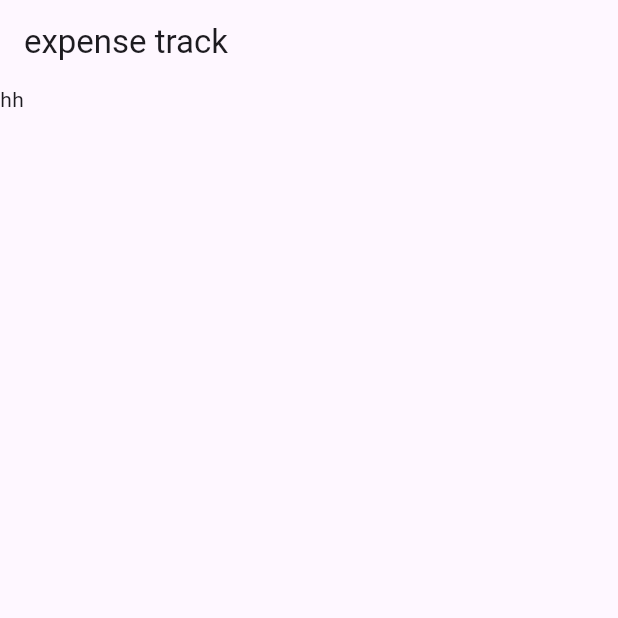
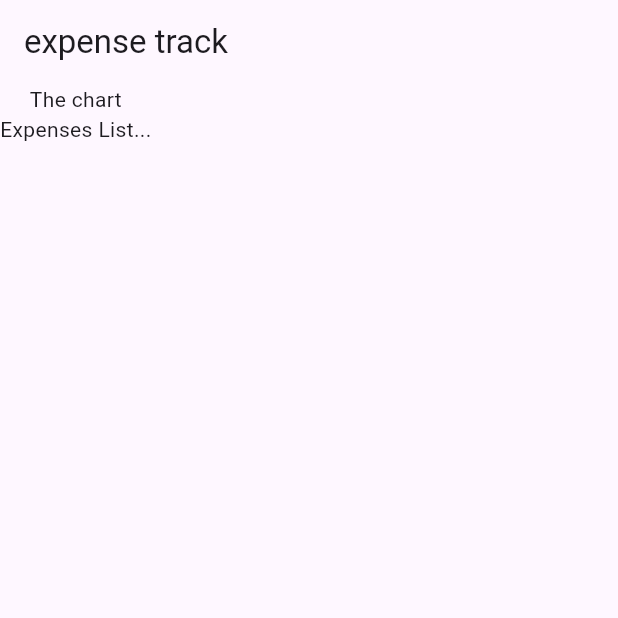
Before and after one commit to kika1s1/Dart, a Flutter app: the screen it shows after launch, on a phone screen of 412 x 824 dp, the top half of it. Run offline on Flutter 3.47's test engine with Material 3 defaults, Android fonts, the phone set to English and light mode, and no system bars; our stand-ins replace google_fonts.

Commit message:
expense tracker initial commit

```diff
--- a/expense_tracker/lib/expenses.dart
+++ b/expense_tracker/lib/expenses.dart
@@ -0,0 +1,38 @@
+import 'package:flutter/material.dart';
+import 'package:expense_tracker/models/expense.dart';
+class Expenses extends StatefulWidget{
+  const Expenses({super.key});
+
+  @override
+  State<Expenses> createState() =>_Expenses();
+
+}
+
+class _Expenses extends State<Expenses>{
+  final List<Expense> _registeredExpenses =[
+    Expense(
+      title: 'Flutter Course',
+      amount: 19.99,
+      date: DateTime.now(),
+      category: Category.work,
+    ),
+    Expense(
+      title: 'Cinema',
+      amount: 15.69,
+      date: DateTime.now(),
+      category: Category.leisure,
+    ),
+  ];
+  @override
+  Widget build(BuildContext context){
+    return const Scaffold(
+      body: Column(
+        crossAxisAlignment: CrossAxisAlignment.center,
+        children:  [
+          Text("The chart"),
+          Text("Expenses List..."),
+        ]),
+    );
+  }
+
+}
--- /dev/null
+++ b/expense_tracker/lib/expenses_list.dart
@@ -0,0 +1,14 @@
+import 'package:expense_tracker/models/expense.dart';
+import 'package:flutter/material.dart';
+
+class ExpensesList extends StatelessWidget {
+  const ExpensesList({super.key, required this.expenses});
+
+  final List<Expense> expenses;
+  @override
+  Widget build(BuildContext context) {
+    return Column(
+
+    );
+  }
+}
--- a/expense_tracker/lib/main.dart
+++ b/expense_tracker/lib/main.dart
@@ -1,4 +1,5 @@
 import 'package:flutter/material.dart';
+import 'package:expense_tracker/expenses.dart';
 
 void main(){
   runApp(
@@ -7,7 +8,7 @@ void main(){
         appBar: AppBar(
           title: const Text("expense track"),
         ),
-        body: const Text("hh"),
+        body: const Expenses(),
       ),
 
     ),
--- /dev/null
+++ b/expense_tracker/lib/models/expense.dart
@@ -0,0 +1,11 @@
+import 'package:uuid/uuid.dart';
+const uuid = Uuid();
+enum Category {food, travel, leisure, work}
+class Expense {
+   Expense({ required this.title, required this.amount, required this.date, required this.category}):id=uuid.v4();
+  final String id;
+  final String title;
+  final double amount;
+  final DateTime date;
+  final Category category;
+}
--- a/expense_tracker/pubspec.yaml
+++ b/expense_tracker/pubspec.yaml
@@ -35,6 +35,7 @@ dependencies:
   # The following adds the Cupertino Icons font to your application.
   # Use with the CupertinoIcons class for iOS style icons.
   cupertino_icons: ^1.0.2
+  uuid: ^4.2.2
 
 dev_dependencies:
   flutter_test:
```
Also changed, not shown: expense_tracker/pubspec.lock.
